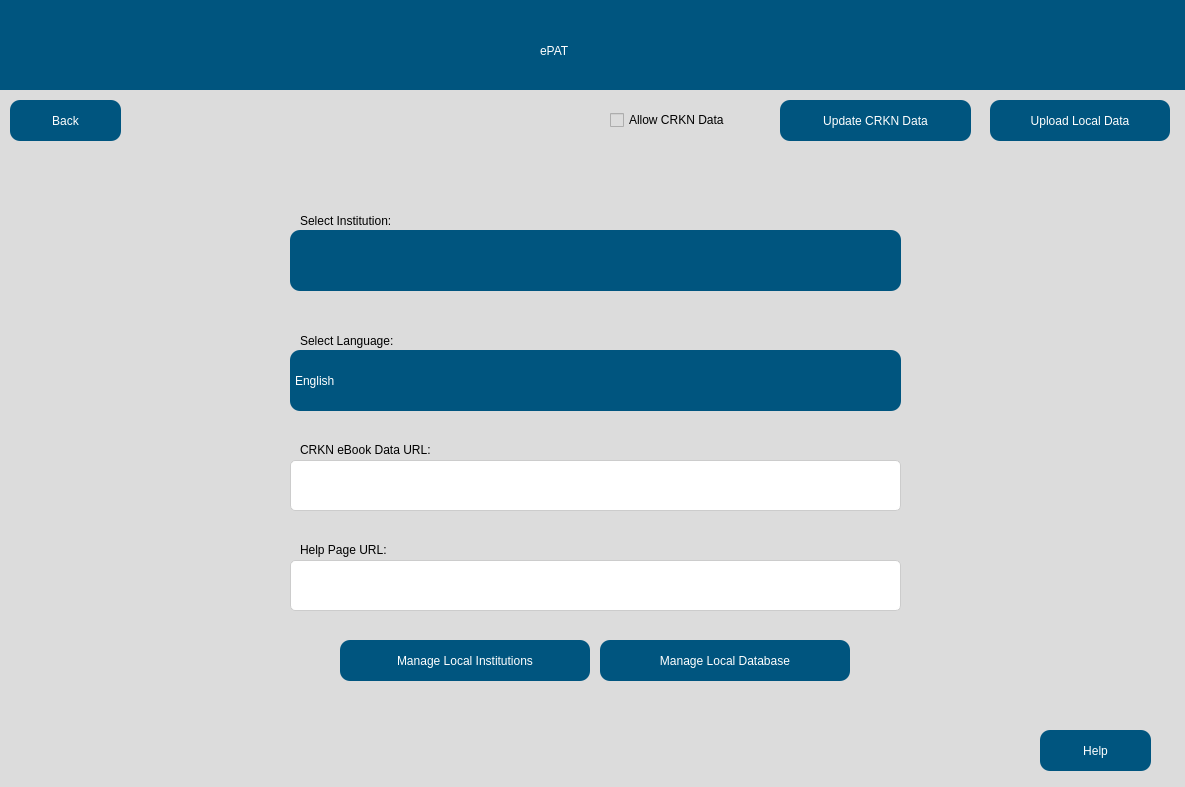
Old version of the form src/user_interface/English_settingsPage.ui in the repository eppenney/eBook-Perpetual-Access-Rights-Tracker.
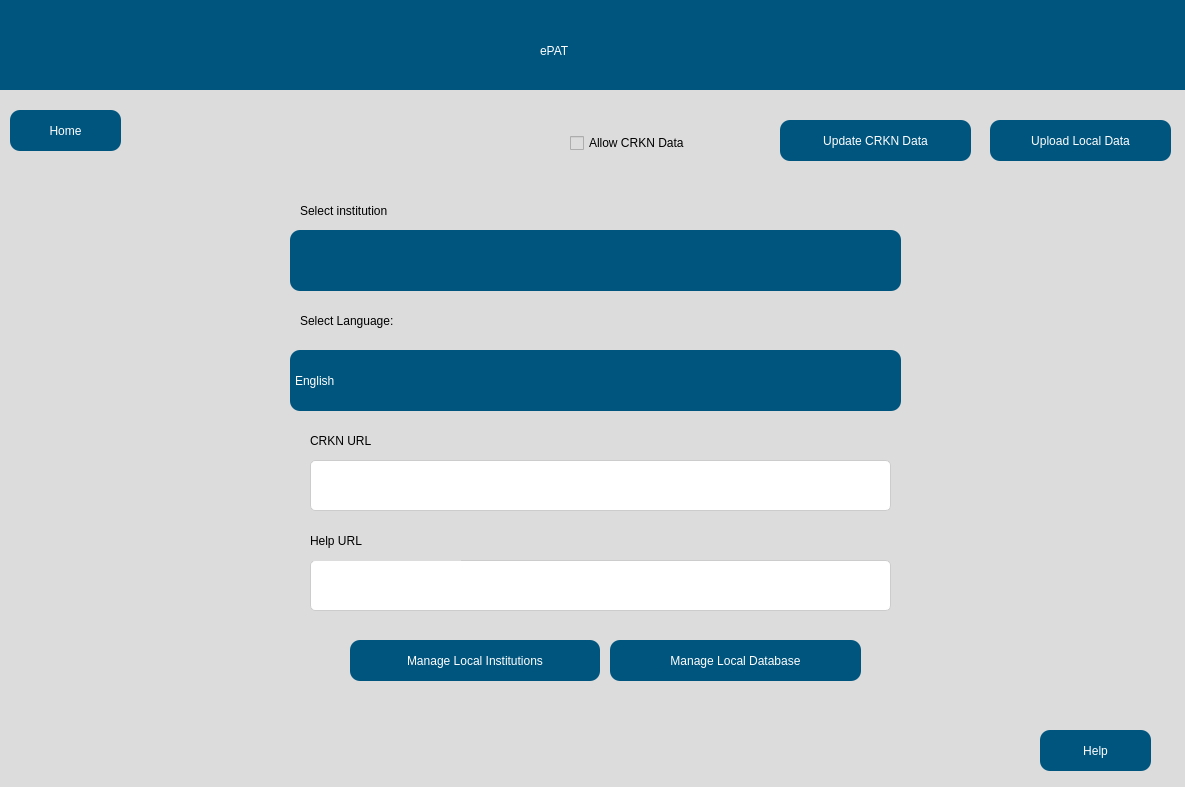
New version of the form. Icons and pictures are not drawn.

```diff
--- a/src/user_interface/English_settingsPage.ui
+++ b/src/user_interface/English_settingsPage.ui
@@ -60,18 +60,18 @@
     <property name="geometry">
      <rect>
       <x>20</x>
-      <y>100</y>
+      <y>110</y>
       <width>111</width>
       <height>41</height>
      </rect>
     </property>
     <property name="styleSheet">
-     <string>
+     <string notr="true">
             QPushButton {
                 font: 75 16pt &quot;Arial&quot;;
                 background-color: rgb(0, 85, 127);
                 border-radius: 10px;
-                color: white;
+                color: rgb(255, 255, 255);
             }
 
             QPushButton:hover {
@@ -84,25 +84,25 @@
         </string>
     </property>
     <property name="text">
-     <string>Back</string>
+     <string>Home</string>
     </property>
    </widget>
    <widget class="QPushButton" name="uploadButton">
     <property name="geometry">
      <rect>
       <x>1000</x>
-      <y>100</y>
-      <width>180</width>
+      <y>120</y>
+      <width>181</width>
       <height>41</height>
      </rect>
     </property>
     <property name="styleSheet">
-     <string>
+     <string notr="true">
             QPushButton {
                 font: 75 16pt &quot;Arial&quot;;
                 background-color: rgb(0, 85, 127);
                 border-radius: 10px;
-                color: white;
+                color: rgb(255, 255, 255);
             }
 
             QPushButton:hover {
@@ -122,18 +122,18 @@
     <property name="geometry">
      <rect>
       <x>790</x>
-      <y>100</y>
+      <y>120</y>
       <width>191</width>
       <height>41</height>
      </rect>
     </property>
     <property name="styleSheet">
-     <string>
+     <string notr="true">
             QPushButton {
                 font: 75 16pt &quot;Arial&quot;;
                 background-color: rgb(0, 85, 127);
                 border-radius: 10px;
-                color: white;
+                color: rgb(255, 255, 255);
             }
 
             QPushButton:hover {
@@ -157,16 +157,17 @@
     <property name="geometry">
      <rect>
       <x>310</x>
-      <y>200</y>
+      <y>190</y>
       <width>151</width>
       <height>41</height>
      </rect>
     </property>
     <property name="styleSheet">
-     <string>font: 75 14pt &quot;Arial&quot;; color: black;</string>
+     <string notr="true">font: 75 14pt &quot;Arial&quot;;
+color: rgb(0, 0, 0);</string>
     </property>
     <property name="text">
-     <string>Select Institution:</string>
+     <string>Select institution</string>
     </property>
    </widget>
    <widget class="QComboBox" name="institutionSelection">
@@ -226,14 +227,14 @@
     <property name="geometry">
      <rect>
       <x>310</x>
-      <y>320</y>
+      <y>300</y>
       <width>151</width>
       <height>41</height>
      </rect>
     </property>
     <property name="styleSheet">
-     <string>font: 75 14pt &quot;Arial&quot;;
-color: black;</string>
+     <string notr="true">font: 75 14pt &quot;Arial&quot;;
+color: rgb(0, 0, 0);</string>
     </property>
     <property name="text">
      <string>Select Language:</string>
@@ -306,41 +307,26 @@
    <widget class="QLabel" name="UniversityLabel_8">
     <property name="geometry">
      <rect>
-      <x>310</x>
-      <y>430</y>
-      <width>250</width>
-      <height>40</height>
+      <x>320</x>
+      <y>420</y>
+      <width>151</width>
+      <height>41</height>
      </rect>
     </property>
     <property name="styleSheet">
-     <string>font: 75 14pt &quot;Arial&quot;; color: black;</string>
+     <string notr="true">font: 75 14pt &quot;Arial&quot;;
+color: rgb(0, 0, 0);</string>
     </property>
     <property name="text">
-     <string>CRKN eBook Data URL:</string>
-    </property>
-   </widget>
-   <widget class="QLabel" name="helpURLlabel">
-    <property name="geometry">
-     <rect>
-      <x>310</x>
-      <y>530</y>
-      <width>150</width>
-      <height>40</height>
-     </rect>
-    </property>
-    <property name="styleSheet">
-     <string>font: 75 14pt &quot;Arial&quot;; color: black;</string>
-    </property>
-    <property name="text">
-     <string>Help Page URL:</string>
+     <string>CRKN URL</string>
     </property>
    </widget>
    <widget class="QLineEdit" name="helpURL">
     <property name="geometry">
      <rect>
-      <x>300</x>
+      <x>320</x>
       <y>560</y>
-      <width>611</width>
+      <width>581</width>
       <height>51</height>
      </rect>
     </property>
@@ -368,6 +354,23 @@
 }</string>
     </property>
    </widget>
+   <widget class="QLabel" name="helpURLlabel">
+    <property name="geometry">
+     <rect>
+      <x>320</x>
+      <y>520</y>
+      <width>151</width>
+      <height>41</height>
+     </rect>
+    </property>
+    <property name="styleSheet">
+     <string notr="true">font: 75 14pt &quot;Arial&quot;;
+color: rgb(0, 0, 0);</string>
+    </property>
+    <property name="text">
+     <string>Help URL</string>
+    </property>
+   </widget>
    <widget class="QPushButton" name="helpButton">
     <property name="geometry">
      <rect>
@@ -402,9 +405,9 @@
    <widget class="QLineEdit" name="crknURL">
     <property name="geometry">
      <rect>
-      <x>300</x>
+      <x>320</x>
       <y>460</y>
-      <width>611</width>
+      <width>581</width>
       <height>51</height>
      </rect>
     </property>
@@ -438,19 +441,19 @@
    <widget class="QPushButton" name="manageDatabase">
     <property name="geometry">
      <rect>
-      <x>610</x>
+      <x>620</x>
       <y>640</y>
-      <width>250</width>
+      <width>251</width>
       <height>41</height>
      </rect>
     </property>
     <property name="styleSheet">
-     <string>
+     <string notr="true">
             QPushButton {
                 font: 75 16pt &quot;Arial&quot;;
                 background-color: rgb(0, 85, 127);
                 border-radius: 10px;
-                color: white;
+                color: rgb(255, 255, 255);
             }
 
             QPushButton:hover {
@@ -473,19 +476,19 @@
    <widget class="QPushButton" name="manageInstitution">
     <property name="geometry">
      <rect>
-      <x>350</x>
+      <x>360</x>
       <y>640</y>
       <width>250</width>
       <height>41</height>
      </rect>
     </property>
     <property name="styleSheet">
-     <string>
+     <string notr="true">
             QPushButton {
                 font: 75 16pt &quot;Arial&quot;;
                 background-color: rgb(0, 85, 127);
                 border-radius: 10px;
-                color: white;
+                color: rgb(255, 255, 255);
             }
 
             QPushButton:hover {
@@ -508,9 +511,9 @@
    <widget class="QCheckBox" name="allowCRKNData">
     <property name="geometry">
      <rect>
-      <x>620</x>
-      <y>105</y>
-      <width>150</width>
+      <x>580</x>
+      <y>128</y>
+      <width>200</width>
       <height>30</height>
      </rect>
     </property>
```
Left out of the diff: 26 changed lines with no effect on the pictures.
